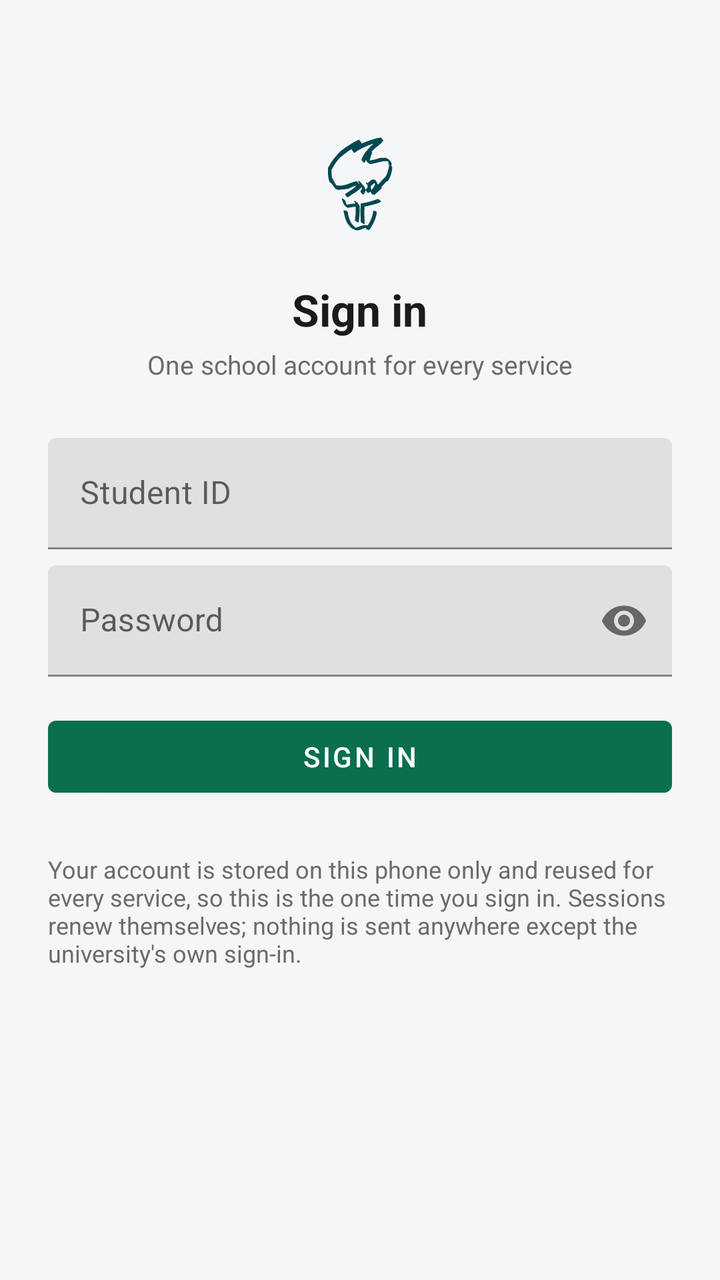
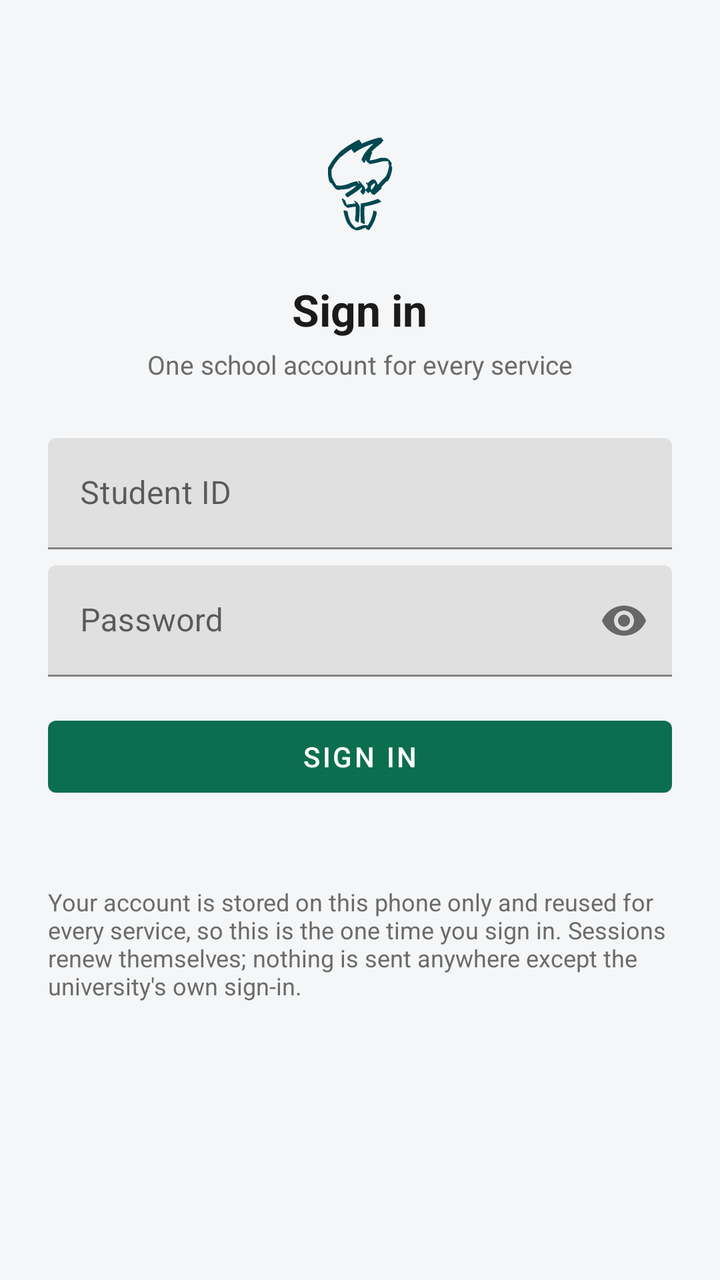

The first picture is an Android layout as it rendered before a commit; the second is the same layout after the commit. The layout source and the unified diff follow.
<!-- AndroidManifest.xml: application theme Theme.SustechMobile -->
<!-- res/layout/activity_login.xml -->
<?xml version="1.0" encoding="utf-8"?>
<ScrollView xmlns:android="http://schemas.android.com/apk/res/android"
    xmlns:app="http://schemas.android.com/apk/res-auto"
    android:layout_width="match_parent"
    android:layout_height="match_parent"
    android:fillViewport="true">

    <LinearLayout
        android:layout_width="match_parent"
        android:layout_height="wrap_content"
        android:orientation="vertical"
        android:padding="24dp">

        <ImageView
            android:layout_width="72dp"
            android:layout_height="72dp"
            android:layout_marginTop="32dp"
            android:layout_gravity="center_horizontal"
            android:contentDescription="@string/app_name"
            android:src="@drawable/ic_torch_mark" />

        <TextView
            android:layout_width="wrap_content"
            android:layout_height="wrap_content"
            android:layout_gravity="center_horizontal"
            android:layout_marginTop="12dp"
            android:text="@string/login_title"
            android:textColor="@color/ink"
            android:textSize="22sp"
            android:textStyle="bold" />

        <TextView
            android:layout_width="match_parent"
            android:layout_height="wrap_content"
            android:layout_marginTop="4dp"
            android:gravity="center"
            android:text="@string/login_subtitle"
            android:textColor="@color/ink_muted"
            android:textSize="13sp" />

        <com.google.android.material.textfield.TextInputLayout
            android:layout_width="match_parent"
            android:layout_height="wrap_content"
            android:layout_marginTop="28dp"
            android:hint="@string/login_username">

            <com.google.android.material.textfield.TextInputEditText
                android:id="@+id/input_username"
                android:layout_width="match_parent"
                android:layout_height="wrap_content"
                android:inputType="text"
                android:maxLines="1" />
        </com.google.android.material.textfield.TextInputLayout>

        <com.google.android.material.textfield.TextInputLayout
            android:layout_width="match_parent"
            android:layout_height="wrap_content"
            android:layout_marginTop="8dp"
            android:hint="@string/login_password_field"
            app:passwordToggleEnabled="true">

            <com.google.android.material.textfield.TextInputEditText
                android:id="@+id/input_password"
                android:layout_width="match_parent"
                android:layout_height="wrap_content"
                android:inputType="textPassword"
                android:maxLines="1" />
        </com.google.android.material.textfield.TextInputLayout>

        <com.google.android.material.button.MaterialButton
            android:id="@+id/btn_login"
            android:layout_width="match_parent"
            android:layout_height="wrap_content"
            android:layout_marginTop="16dp"
            android:text="@string/login_submit" />

        <ProgressBar
            android:id="@+id/login_progress"
            android:layout_width="wrap_content"
            android:layout_height="wrap_content"
            android:layout_gravity="center_horizontal"
            android:layout_marginTop="12dp"
            android:visibility="gone" />

        <TextView
            android:layout_width="match_parent"
            android:layout_height="wrap_content"
            android:layout_marginTop="24dp"
            android:text="@string/login_note"
            android:textColor="@color/ink_muted"
            android:textSize="12sp" />
    </LinearLayout>
</ScrollView>
<!-- resources referenced by this layout -->
<resources>
  <color name="ink">#1B1B1B</color>
  <color name="ink_muted">#6B6B6B</color>
  <!-- drawable ic_torch_mark: vector/xml drawable (drawable, 10028 chars, omitted) -->
  <string name="app_name">SUSTech Mobile</string>
  <string name="login_note">Your account is stored on this phone only and reused for every service, so this is the one time you sign in. Sessions renew themselves; nothing is sent anywhere except the university\'s own sign-in.</string>
  <string name="login_password_field">Password</string>
  <string name="login_submit">Sign in</string>
  <string name="login_subtitle">One school account for every service</string>
  <string name="login_title">Sign in</string>
  <string name="login_username">Student ID</string>
  <style name="Theme.SustechMobile" parent="Theme.MaterialComponents.Light.NoActionBar">
          <item name="colorPrimary">@color/brand</item>
          <item name="colorPrimaryDark">@color/brand_dark</item>
          <item name="colorAccent">@color/brand</item>
          <item name="colorSecondary">@color/brand</item>
          <item name="android:windowBackground">@color/background</item>
          <item name="android:statusBarColor" tools:targetApi="21">@color/brand_dark</item>
      </style>
  <color name="brand">#0B6E4F</color>
  <color name="brand_dark">#084F39</color>
  <color name="background">#F5F6F7</color>
</resources>

<!-- the commit's change to res/layout/activity_login.xml (unified diff, before → after) -->
@@ -83,9 +83,17 @@
             android:visibility="gone" />
 
         <TextView
+            android:id="@+id/login_status"
             android:layout_width="match_parent"
             android:layout_height="wrap_content"
-            android:layout_marginTop="24dp"
+            android:layout_marginTop="12dp"
+            android:textColor="@color/bad"
+            android:textSize="12sp" />
+
+        <TextView
+            android:layout_width="match_parent"
+            android:layout_height="wrap_content"
+            android:layout_marginTop="12dp"
             android:text="@string/login_note"
             android:textColor="@color/ink_muted"
             android:textSize="12sp" />
<!-- resource entries referenced after the edit -->
@@ -1,5 +1,6 @@
 <!-- resources referenced by this layout -->
 <resources>
+  <color name="bad">#C62828</color>
   <color name="ink">#1B1B1B</color>
   <color name="ink_muted">#6B6B6B</color>
   <!-- drawable ic_torch_mark: vector/xml drawable (drawable, 10028 chars, omitted) -->
